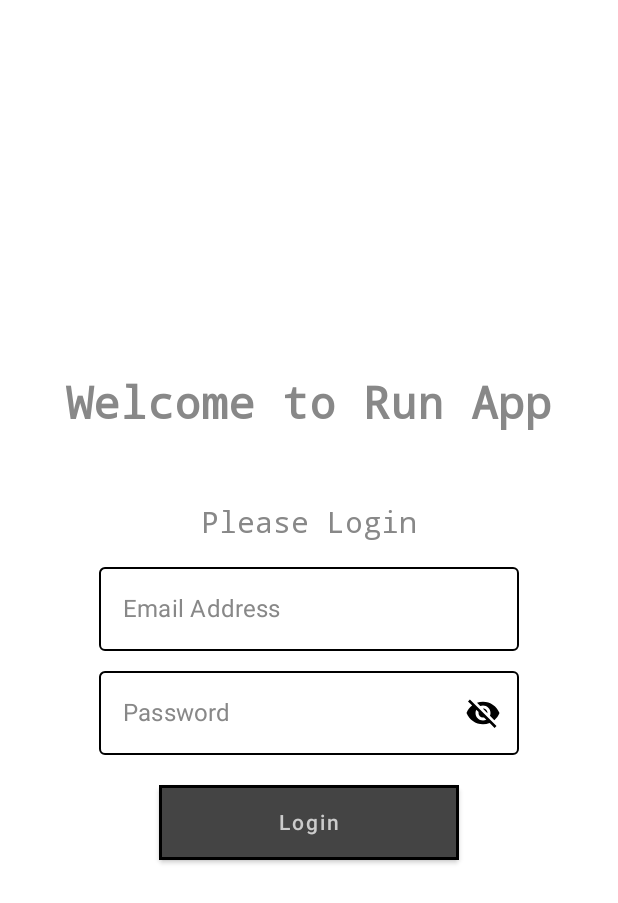
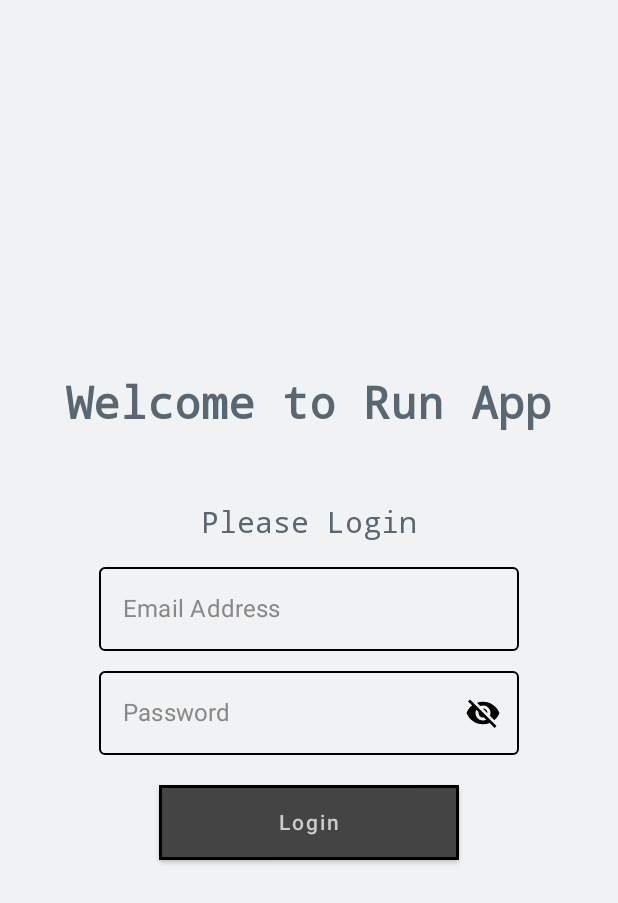
Before and after one commit to m-prathik/Run_App_Android, an Android app built with Jetpack Compose: the composable LoginScreen shown on its own in the app's theme, on a phone screen of 412 x 824 dp. Shown: the top 903 px of the screen. Run offline under Robolectric (Android 15) with nearby library versions, the phone set to English and light mode, and no system bars; our stand-ins replace livedata-compose; libraries missing offline, so code that uses them is left out: com.example; 3 statements that could not run were skipped.

Commit message:
basic changes to dark mode and light mode and connection with backend server on wifi-ip and also added basic color palette

```diff
--- a/app/src/main/AndroidManifest.xml
+++ b/app/src/main/AndroidManifest.xml
@@ -1,13 +1,15 @@
 <?xml version="1.0" encoding="utf-8"?>
 <manifest xmlns:android="http://schemas.android.com/apk/res/android">
 
-
+<!--- internet permission here -->
+    <uses-permission android:name="android.permission.INTERNET"/>
     <application
         android:allowBackup="true"
         android:icon="@mipmap/ic_launcher"
         android:label="@string/app_name"
         android:roundIcon="@mipmap/ic_launcher_round"
         android:supportsRtl="true"
+        android:networkSecurityConfig="@xml/network_security_config"
         android:theme="@style/Theme.Prathik_Demo_Compose">
         <activity
             android:name="com.example.Run_App.MainActivity"
--- /dev/null
+++ b/app/src/main/java/com/example/Run_App/data/model/LoginModels.kt
@@ -0,0 +1,4 @@
+package com.example.Run_App.data.model
+
+data class LoginRequest(val userName: String, val password: String)
+data class LoginResponse(val token : String)
--- a/app/src/main/java/com/example/Run_App/LoginScreen.kt
+++ b/app/src/main/java/com/example/Run_App/ui/login/LoginScreen.kt
@@ -1,14 +1,36 @@
-package com.example.Run_App
+package com.example.Run_App.login
 
-import androidx.compose.foundation.*
+import androidx.compose.foundation.background
+import androidx.compose.foundation.border
 import androidx.compose.foundation.gestures.detectTapGestures
-import androidx.compose.foundation.layout.*
+import androidx.compose.foundation.isSystemInDarkTheme
+import androidx.compose.foundation.layout.Arrangement
+import androidx.compose.foundation.layout.Column
+import androidx.compose.foundation.layout.Spacer
+import androidx.compose.foundation.layout.fillMaxSize
+import androidx.compose.foundation.layout.height
+import androidx.compose.foundation.layout.width
+import androidx.compose.foundation.rememberScrollState
 import androidx.compose.foundation.text.KeyboardActions
 import androidx.compose.foundation.text.KeyboardOptions
-import androidx.compose.material.*
+import androidx.compose.foundation.verticalScroll
+import androidx.compose.material.Button
+import androidx.compose.material.ButtonDefaults
+import androidx.compose.material.Icon
+import androidx.compose.material.IconButton
+import androidx.compose.material.MaterialTheme
+import androidx.compose.material.OutlinedTextField
+import androidx.compose.material.Text
+import androidx.compose.material.TextFieldDefaults
+import androidx.compose.material.icons.Icons
+import androidx.compose.material.icons.filled.Visibility
+import androidx.compose.material.icons.filled.VisibilityOff
 import androidx.compose.runtime.Composable
+import androidx.compose.runtime.getValue
+import androidx.compose.runtime.livedata.observeAsState
 import androidx.compose.runtime.mutableStateOf
-import androidx.compose.runtime.*
+import androidx.compose.runtime.remember
+import androidx.compose.runtime.setValue
 import androidx.compose.ui.Alignment
 import androidx.compose.ui.Modifier
 import androidx.compose.ui.focus.FocusRequester
@@ -20,18 +42,16 @@ import androidx.compose.ui.text.TextStyle
 import androidx.compose.ui.text.font.FontFamily
 import androidx.compose.ui.text.font.FontWeight
 import androidx.compose.ui.text.input.ImeAction
+import androidx.compose.ui.text.input.KeyboardType
 import androidx.compose.ui.text.input.PasswordVisualTransformation
-import androidx.compose.ui.text.style.TextAlign
-import androidx.compose.material.ButtonDefaults
-import androidx.compose.material.icons.Icons
 import androidx.compose.ui.text.input.VisualTransformation
 import androidx.compose.ui.unit.dp
 import androidx.compose.ui.unit.sp
-import androidx.compose.material.icons.filled.*
-import androidx.compose.ui.text.input.KeyboardType
+import androidx.lifecycle.viewmodel.compose.viewModel
+import com.example.Run_App.ui.login.LoginViewModel
 
 @Composable
-fun LoginScreen() {
+fun LoginScreen(viewModel: LoginViewModel = viewModel()) {
     val focusManager = LocalFocusManager.current
 
     val firstRequester = remember{FocusRequester()}
@@ -39,7 +59,6 @@ fun LoginScreen() {
     var isPasswordFieldEmpty by remember{ mutableStateOf(false)}
     var passwordVisible by remember{mutableStateOf(false)}
     val iconColor = if(isSystemInDarkTheme()) Color.White else Color.Black
-
     var email by remember {
         mutableStateOf("")
     }
@@ -47,10 +66,12 @@ fun LoginScreen() {
     var password by remember {
         mutableStateOf("")
     }
+    val loginResult by viewModel.loginResult.observeAsState()
         Column(
             modifier = Modifier
                 .fillMaxSize()
                 .verticalScroll(rememberScrollState())
+                .background(MaterialTheme.colors.background)
                 .pointerInput(Unit) {
                     detectTapGestures(onTap = {
                         focusManager.clearFocus()
@@ -62,7 +83,7 @@ fun LoginScreen() {
         ) {
             Text(
                 text = "Welcome to Run App",
-                color = Color.Gray,
+                color = MaterialTheme.colors.primary,
                 fontSize = 30.sp,
                 fontWeight = FontWeight.Bold,
                 fontFamily = FontFamily.Monospace
@@ -71,7 +92,7 @@ fun LoginScreen() {
 
             Text(
                 text = "Please Login",
-                color = Color.Gray,
+                color = MaterialTheme.colors.primary,
                 fontSize = 20.sp,
                 fontFamily = FontFamily.Monospace
 
@@ -149,7 +170,9 @@ fun LoginScreen() {
             Spacer(modifier = Modifier.height(20.dp))
 
             // Login Button
-            Button(onClick = { /*TODO*/ },
+            Button(onClick = {
+                viewModel.login(email, password)
+            },
                 colors = ButtonDefaults.buttonColors(
                     backgroundColor = Color.DarkGray
                     ),
@@ -160,6 +183,13 @@ fun LoginScreen() {
                 )
             }
 
+            loginResult?.let { result ->
+                when {
+                    result.isSuccess ->Text("Token:generated")
+                    result.isFailure ->Text("Login Failed:${result.exceptionOrNull()?.message}")
+                }
+            }
+
 
         }
 
--- a/app/src/main/java/com/example/Run_App/ui/theme/Color.kt
+++ b/app/src/main/java/com/example/Run_App/ui/theme/Color.kt
@@ -6,3 +6,15 @@ val Purple200 = Color(0xFFBB86FC)
 val Purple500 = Color(0xFF6200EE)
 val Purple700 = Color(0xFF3700B3)
 val Teal200 = Color(0xFF03DAC5)
+val Red400 = Color(0xFFE2483D)
+val Neutral0 = Color(255,255,255)
+val DarkNeutral0 = Color(22,26,29)
+val DarkNeutral100 = Color(29,33,37)
+val DarkNeutralBack = Color(0xff101214)
+val Neutral200 = Color(0xffF1F2F4)
+val Neutral300 = Color(220,223,228)
+val Neutral400 = Color(179,185,196)
+val DarkNeutral300 = Color(44,51,58)
+val DarkNeutral500 = Color(0xff596773)
+val DarkNeutral400 = Color(69,79,89)
+val DarkNeutral800 = Color(0xff9FADBC)
--- a/app/src/main/java/com/example/Run_App/ui/theme/Theme.kt
+++ b/app/src/main/java/com/example/Run_App/ui/theme/Theme.kt
@@ -5,17 +5,17 @@ import androidx.compose.material.MaterialTheme
 import androidx.compose.material.darkColors
 import androidx.compose.material.lightColors
 import androidx.compose.runtime.Composable
+import androidx.compose.ui.graphics.Color
 
 private val DarkColorPalette = darkColors(
-    primary = Purple200,
-    primaryVariant = Purple700,
-    secondary = Teal200
+    primary = DarkNeutral500,
+    secondary = DarkNeutral800,
+    background = DarkNeutral0
 )
 
 private val LightColorPalette = lightColors(
-    primary = Purple500,
-    primaryVariant = Purple700,
-    secondary = Teal200
+    background = Neutral200,
+    primary = DarkNeutral500
 
     /* Other default colors to override
     background = Color.White,
@@ -28,7 +28,7 @@ private val LightColorPalette = lightColors(
 )
 
 @Composable
-fun Prathik_Demo_ComposeTheme(
+fun App_Theme(
     darkTheme: Boolean = isSystemInDarkTheme(),
     content: @Composable() () -> Unit
 ) {
--- /dev/null
+++ b/app/src/main/res/xml/network_security_config.xml
@@ -0,0 +1,6 @@
+<?xml version="1.0" encoding="utf-8"?>
+<network-security-config>
+    <domain-config cleartextTrafficPermitted="true">
+        <domain includeSubdomains="true">192.168.0.109</domain>
+    </domain-config>
+</network-security-config>
```
Also changed, not shown: app/build.gradle (+14 -0 lines), app/src/main/java/com/example/Run_App/MainActivity.kt (+15 -5 lines), app/src/main/java/com/example/Run_App/data/ApiService.kt (added, +11 -0 lines), app/src/main/java/com/example/Run_App/data/RetrofitClient.kt (added, +17 -0 lines), app/src/main/java/com/example/Run_App/ui/login/LoginViewModel.kt (added, +24 -0 lines).
